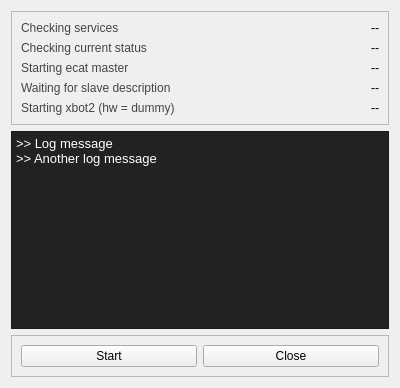
First picture: the form in src/joint_state_gui/bringup.ui, repository ADVRHumanoids/robot_monitoring, before the edit.
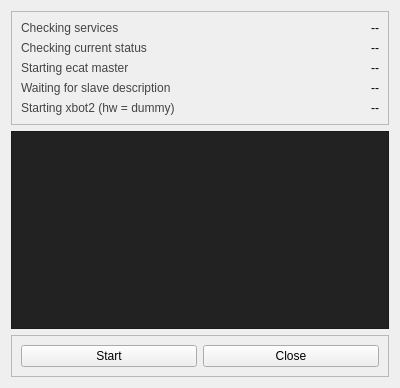
Second picture: the form after the edit.

Commit message: improving bringup widget

Diff of the .ui file:
```diff
--- a/src/joint_state_gui/bringup.ui
+++ b/src/joint_state_gui/bringup.ui
@@ -139,8 +139,7 @@
 &lt;html&gt;&lt;head&gt;&lt;meta name=&quot;qrichtext&quot; content=&quot;1&quot; /&gt;&lt;style type=&quot;text/css&quot;&gt;
 p, li { white-space: pre-wrap; }
 &lt;/style&gt;&lt;/head&gt;&lt;body style=&quot; font-family:'Ubuntu Mono'; font-size:10pt; font-weight:400; font-style:normal;&quot;&gt;
-&lt;p style=&quot; margin-top:0px; margin-bottom:0px; margin-left:0px; margin-right:0px; -qt-block-indent:0; text-indent:0px;&quot;&gt;&amp;gt;&amp;gt; Log message&lt;/p&gt;
-&lt;p style=&quot; margin-top:0px; margin-bottom:0px; margin-left:0px; margin-right:0px; -qt-block-indent:0; text-indent:0px;&quot;&gt;&amp;gt;&amp;gt; Another log message&lt;/p&gt;&lt;/body&gt;&lt;/html&gt;</string>
+&lt;p style=&quot;-qt-paragraph-type:empty; margin-top:0px; margin-bottom:0px; margin-left:0px; margin-right:0px; -qt-block-indent:0; text-indent:0px;&quot;&gt;&lt;br /&gt;&lt;/p&gt;&lt;/body&gt;&lt;/html&gt;</string>
      </property>
      <property name="textInteractionFlags">
       <set>Qt::TextSelectableByKeyboard|Qt::TextSelectableByMouse</set>
```
The commit also changes 2 other files.
